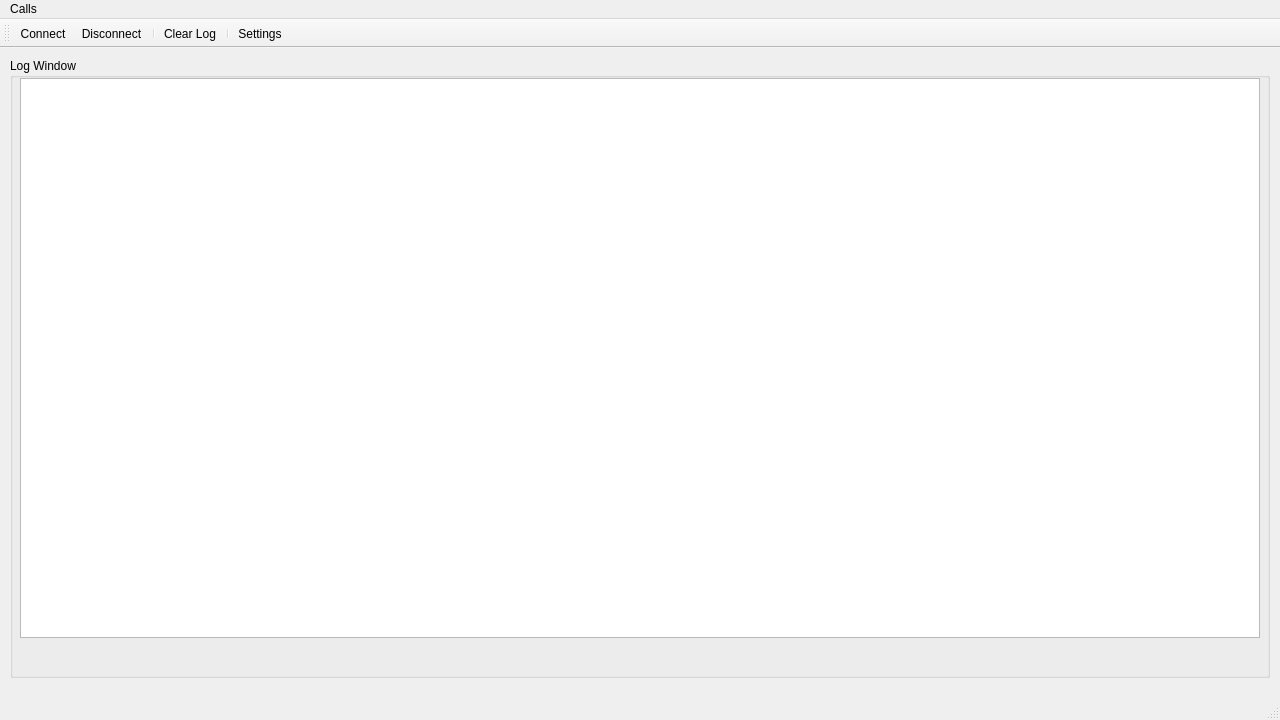
Above: src/main/main_window.ui from Clever0ne/CannabusControl before the change. Below: the same form after it.
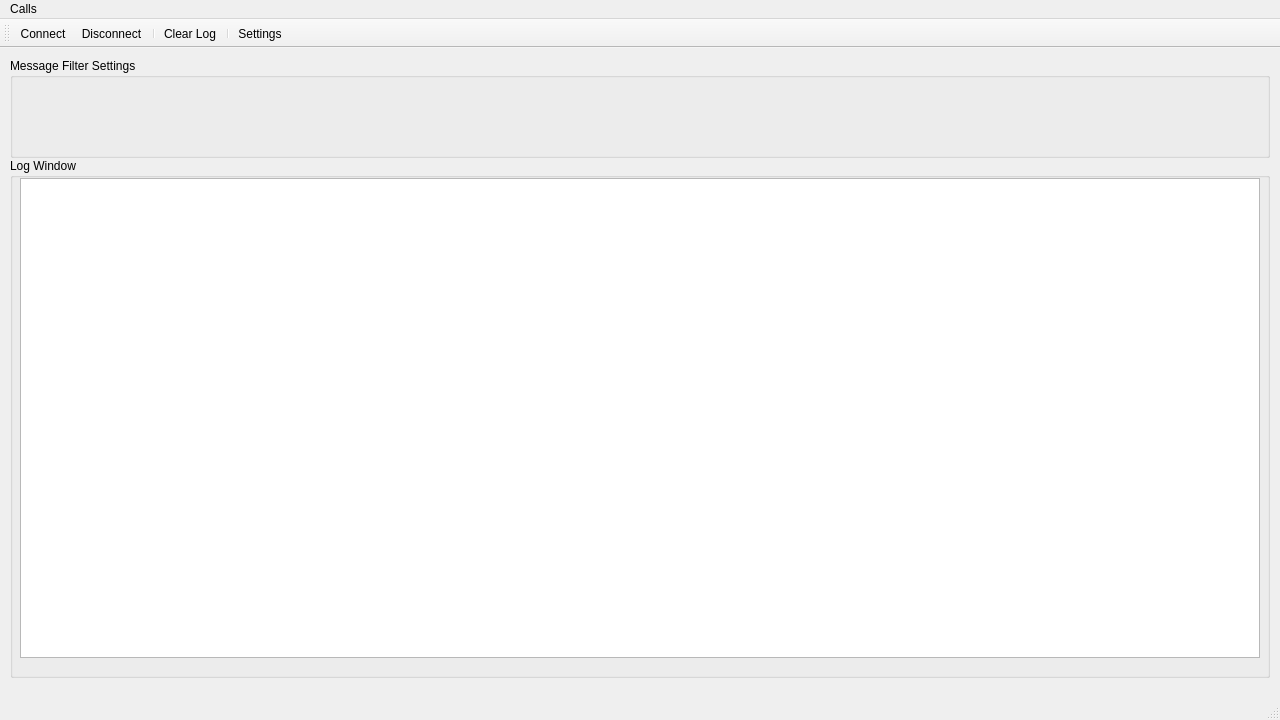
That is the form after the change. Icons and pictures are not drawn. Custom widgets are drawn as their Qt base class.

Commit message: Немного подредактировал формат выводимых в лог сообщений

The edit to the form file:
```diff
--- a/src/main/main_window.ui
+++ b/src/main/main_window.ui
@@ -36,9 +36,9 @@
     <property name="geometry">
      <rect>
       <x>10</x>
-      <y>10</y>
+      <y>110</y>
       <width>1260</width>
-      <height>620</height>
+      <height>520</height>
      </rect>
     </property>
     <property name="title">
@@ -50,7 +50,7 @@
        <x>10</x>
        <y>20</y>
        <width>1240</width>
-       <height>560</height>
+       <height>480</height>
       </rect>
      </property>
      <property name="font">
@@ -64,7 +64,7 @@
      <property name="geometry">
       <rect>
        <x>10</x>
-       <y>590</y>
+       <y>500</y>
        <width>1240</width>
        <height>20</height>
       </rect>
@@ -74,6 +74,19 @@
      </property>
     </widget>
    </widget>
+   <widget class="QGroupBox" name="groupBox">
+    <property name="geometry">
+     <rect>
+      <x>10</x>
+      <y>10</y>
+      <width>1260</width>
+      <height>100</height>
+     </rect>
+    </property>
+    <property name="title">
+     <string>Message Filter Settings</string>
+    </property>
+   </widget>
   </widget>
   <widget class="QMenuBar" name="menuBar">
    <property name="geometry">
```
Left out of the diff: 12 changed lines with no effect on the pictures. The commit also changes 1 other file.
